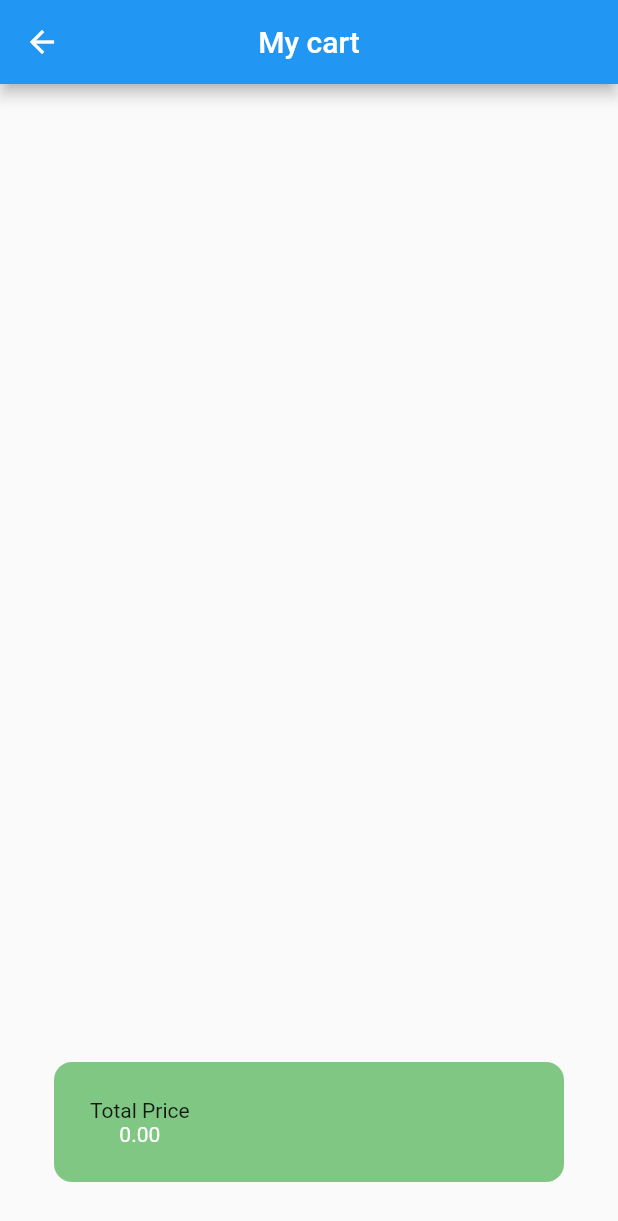
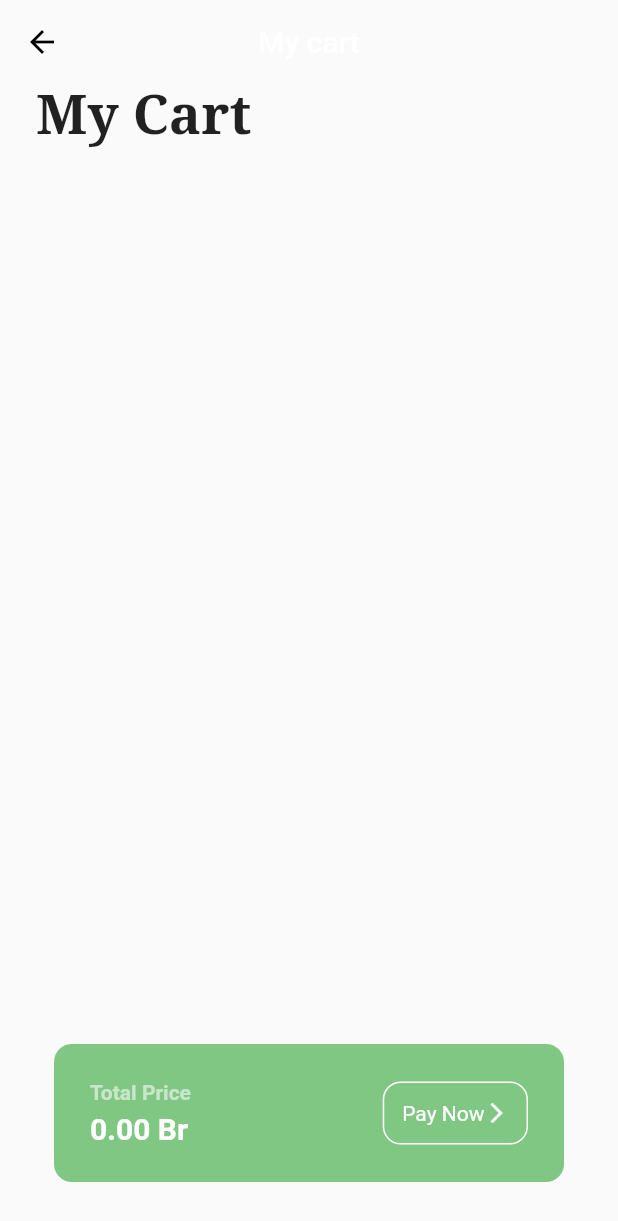
Before and after one commit to Yihun-Alemayehu/Shop-App, a Flutter app: the CartPage screen opened directly, on a phone screen of 412 x 824 dp. Shown: the top 1221 px of the screen. Run offline on Flutter 3.47's test engine with Material 2 defaults, Android fonts, the phone set to English and light mode, and no system bars; our stand-ins replace google_fonts.

Commit message:
threw out some errors

```diff
--- a/lib/Models/cart_model.dart
+++ b/lib/Models/cart_model.dart
@@ -30,9 +30,9 @@ class CartModel extends ChangeNotifier {
 
   //calculate the total
   String calculateTotal() {
-    dynamic totalPrice = 0;
+    double totalPrice = 0;
     for (int i = 0; i < _cartItems.length; ++i) {
-      totalPrice += _cartItems[i][1];
+      totalPrice += int.parse(_cartItems[i][1]);
     }
     //notifyListeners();
     return totalPrice.toStringAsFixed(2);
--- a/lib/pages/cart_page.dart
+++ b/lib/pages/cart_page.dart
@@ -1,4 +1,5 @@
 import 'package:flutter/material.dart';
+import 'package:google_fonts/google_fonts.dart';
 import 'package:provider/provider.dart';
 import 'package:shop_app/Models/cart_model.dart';
 
@@ -9,13 +10,27 @@ class CartPage extends StatelessWidget {
   Widget build(BuildContext context) {
     return Scaffold(
         appBar: AppBar(
+          backgroundColor: Colors.transparent,
           title: const Text('My cart'),
           centerTitle: true,
+          elevation: 0,
+          iconTheme: const IconThemeData(color: Colors.black),
         ),
         body: Consumer<CartModel>(
           builder: (context, value, child) {
             return Column(
+              crossAxisAlignment: CrossAxisAlignment.start,
               children: [
+                Padding(
+                  padding: const EdgeInsets.symmetric(horizontal: 24),
+                  child: Text(
+                    "My Cart",
+                    style: GoogleFonts.notoSerif(
+                      fontSize: 36,
+                      fontWeight: FontWeight.bold,
+                    ),
+                  ),
+                ),
                 Expanded(
                   child: Padding(
                     padding: const EdgeInsets.all(12.0),
@@ -59,16 +74,53 @@ class CartPage extends StatelessWidget {
                       borderRadius: BorderRadius.circular(12),
                     ),
                     child: Row(
+                      mainAxisAlignment: MainAxisAlignment.spaceBetween,
                       children: [
                         Column(
+                          crossAxisAlignment: CrossAxisAlignment.start,
                           children: [
-                            const Text('Total Price'),
                             Text(
-                              value.calculateTotal(),
-                              style: const TextStyle(color: Colors.white),
+                              'Total Price',
+                              style: TextStyle(
+                                  color: Colors.green[100],
+                                  fontWeight: FontWeight.w700),
+                            ),
+                            const SizedBox(
+                              height: 5,
+                            ),
+                            Text(
+                              '${value.calculateTotal()} Br',
+                              style: const TextStyle(
+                                  color: Colors.white,
+                                  fontSize: 20,
+                                  fontWeight: FontWeight.bold),
                             ),
                           ],
-                        )
+                        ),
+
+                        // Pay Now
+                        Container(
+                          padding: const EdgeInsets.all(12),
+                          decoration: BoxDecoration(
+                            border: Border.all(color: Colors.white),
+                            borderRadius: BorderRadius.circular(12),
+                          ),
+                          child: const Row(
+                            children: [
+                              Text(
+                                'Pay Now',
+                                style: TextStyle(
+                                  color: Colors.white,
+                                ),
+                              ),
+                              Icon(
+                                Icons.arrow_forward_ios_outlined,
+                                color: Colors.white,
+                                size: 16,
+                              )
+                            ],
+                          ),
+                        ),
                       ],
                     ),
                   ),
```
